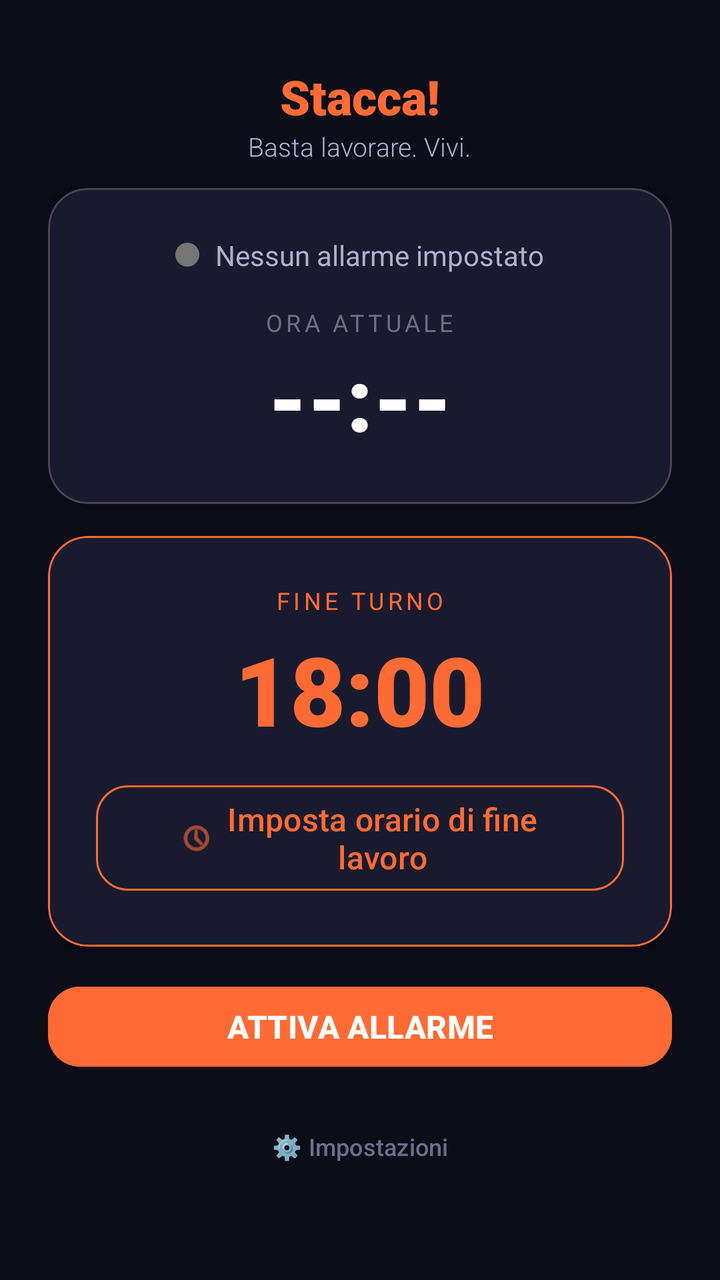
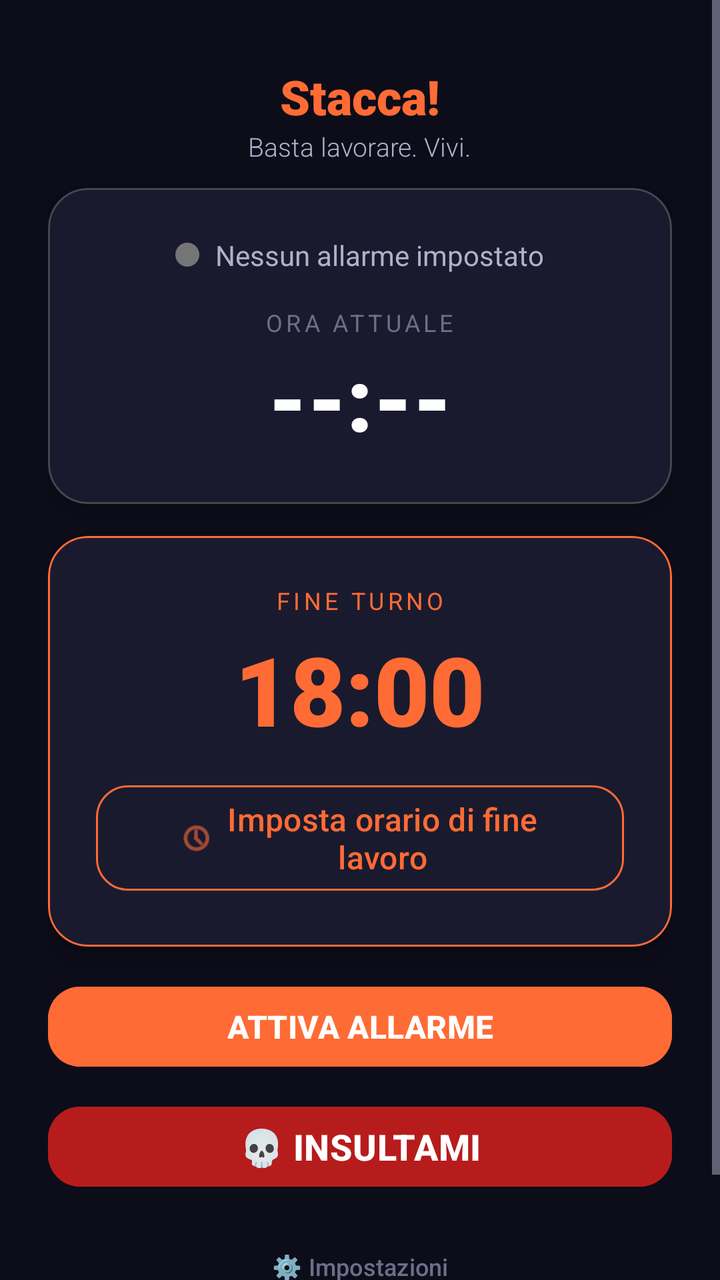

An Android layout rendered at two revisions. The XML below is the earlier revision; the diff shows what the commit changed to produce the second picture.
<!-- AndroidManifest.xml: activity theme Theme.Stacca -->
<!-- res/layout/activity_main.xml -->
<?xml version="1.0" encoding="utf-8"?>
<ScrollView xmlns:android="http://schemas.android.com/apk/res/android"
    xmlns:app="http://schemas.android.com/apk/res-auto"
    android:layout_width="match_parent"
    android:layout_height="match_parent"
    android:background="@color/background_dark"
    android:fillViewport="true">

    <LinearLayout
        android:layout_width="match_parent"
        android:layout_height="wrap_content"
        android:orientation="vertical"
        android:padding="24dp"
        android:gravity="center_horizontal">

        
        <TextView
            android:id="@+id/tvAppTitle"
            android:layout_width="wrap_content"
            android:layout_height="wrap_content"
            android:text="@string/app_name"
            android:textSize="24sp"
            android:textStyle="bold"
            android:textColor="@color/primary"
            android:fontFamily="sans-serif-black"
            android:layout_marginTop="8dp" />

        <TextView
            android:id="@+id/tvTagline"
            android:layout_width="wrap_content"
            android:layout_height="wrap_content"
            android:text="@string/app_tagline"
            android:textSize="13sp"
            android:textColor="@color/text_secondary"
            android:fontFamily="sans-serif-light"
            android:layout_marginBottom="12dp" />

        
        <com.google.android.material.card.MaterialCardView
            android:id="@+id/cardStatus"
            android:layout_width="match_parent"
            android:layout_height="wrap_content"
            app:cardBackgroundColor="@color/background_card"
            app:cardCornerRadius="20dp"
            app:cardElevation="8dp"
            android:layout_marginBottom="16dp">

            <LinearLayout
                android:layout_width="match_parent"
                android:layout_height="wrap_content"
                android:orientation="vertical"
                android:padding="24dp"
                android:gravity="center">

                
                <LinearLayout
                    android:layout_width="wrap_content"
                    android:layout_height="wrap_content"
                    android:orientation="horizontal"
                    android:gravity="center_vertical"
                    android:layout_marginBottom="16dp">

                    <View
                        android:id="@+id/statusDot"
                        android:layout_width="12dp"
                        android:layout_height="12dp"
                        android:background="@drawable/status_dot_inactive"
                        android:layout_marginEnd="8dp" />

                    <TextView
                        android:id="@+id/tvStatus"
                        android:layout_width="wrap_content"
                        android:layout_height="wrap_content"
                        android:text="@string/alarm_inactive"
                        android:textSize="14sp"
                        android:textColor="@color/text_secondary" />
                </LinearLayout>

                
                <TextView
                    android:id="@+id/tvCurrentTimeLabel"
                    android:layout_width="wrap_content"
                    android:layout_height="wrap_content"
                    android:text="@string/current_time"
                    android:textSize="12sp"
                    android:textColor="@color/text_hint"
                    android:textAllCaps="true"
                    android:letterSpacing="0.15" />

                <TextView
                    android:id="@+id/tvCurrentTime"
                    android:layout_width="wrap_content"
                    android:layout_height="wrap_content"
                    android:text="--:--"
                    android:textSize="44sp"
                    android:textStyle="bold"
                    android:textColor="@color/text_primary"
                    android:fontFamily="sans-serif-black" />

            </LinearLayout>
        </com.google.android.material.card.MaterialCardView>

        
        <com.google.android.material.card.MaterialCardView
            android:id="@+id/cardEndTime"
            android:layout_width="match_parent"
            android:layout_height="wrap_content"
            app:cardBackgroundColor="@color/background_card"
            app:cardCornerRadius="20dp"
            app:cardElevation="8dp"
            app:strokeColor="@color/primary"
            app:strokeWidth="1dp"
            android:layout_marginBottom="16dp">

            <LinearLayout
                android:layout_width="match_parent"
                android:layout_height="wrap_content"
                android:orientation="vertical"
                android:padding="24dp"
                android:gravity="center">

                <TextView
                    android:layout_width="wrap_content"
                    android:layout_height="wrap_content"
                    android:text="@string/end_time_label"
                    android:textSize="12sp"
                    android:textColor="@color/primary"
                    android:textAllCaps="true"
                    android:letterSpacing="0.15"
                    android:layout_marginBottom="4dp" />

                <TextView
                    android:id="@+id/tvEndTime"
                    android:layout_width="wrap_content"
                    android:layout_height="wrap_content"
                    android:text="18:00"
                    android:textSize="48sp"
                    android:textStyle="bold"
                    android:textColor="@color/primary"
                    android:fontFamily="sans-serif-black" />

                <com.google.android.material.button.MaterialButton
                    android:id="@+id/btnSetTime"
                    android:layout_width="wrap_content"
                    android:layout_height="wrap_content"
                    android:text="@string/set_end_time"
                    style="@style/Widget.Stacca.Button.Secondary"
                    android:layout_marginTop="12dp"
                    app:icon="@android:drawable/ic_menu_recent_history"
                    app:iconGravity="textStart" />

            </LinearLayout>
        </com.google.android.material.card.MaterialCardView>

        
        <com.google.android.material.card.MaterialCardView
            android:id="@+id/cardTempoNonVissuto"
            android:layout_width="match_parent"
            android:layout_height="wrap_content"
            app:cardBackgroundColor="@color/background_card"
            app:cardCornerRadius="20dp"
            app:cardElevation="8dp"
            app:strokeColor="@color/alert_apocalypse"
            app:strokeWidth="2dp"
            android:layout_marginBottom="16dp"
            android:visibility="gone">

            <LinearLayout
                android:layout_width="match_parent"
                android:layout_height="wrap_content"
                android:orientation="vertical"
                android:padding="24dp"
                android:gravity="center">

                <TextView
                    android:layout_width="wrap_content"
                    android:layout_height="wrap_content"
                    android:text="TEMPO NON VISSUTO"
                    android:textSize="14sp"
                    android:textColor="@color/alert_apocalypse"
                    android:textStyle="bold"
                    android:textAllCaps="true"
                    android:letterSpacing="0.15"
                    android:layout_marginBottom="8dp" />

                <TextView
                    android:id="@+id/tvTempoNonVissuto"
                    android:layout_width="wrap_content"
                    android:layout_height="wrap_content"
                    android:text="0 min"
                    android:textSize="56sp"
                    android:textStyle="bold"
                    android:textColor="@color/alert_apocalypse"
                    android:fontFamily="sans-serif-black" />

            </LinearLayout>
        </com.google.android.material.card.MaterialCardView>

        
        <com.google.android.material.card.MaterialCardView
            android:id="@+id/cardCountdown"
            android:layout_width="match_parent"
            android:layout_height="wrap_content"
            app:cardBackgroundColor="@color/background_card_elevated"
            app:cardCornerRadius="20dp"
            app:cardElevation="12dp"
            android:layout_marginBottom="24dp"
            android:visibility="gone">

            <LinearLayout
                android:layout_width="match_parent"
                android:layout_height="wrap_content"
                android:orientation="vertical"
                android:padding="24dp"
                android:gravity="center">

                <TextView
                    android:id="@+id/tvCountdownLabel"
                    android:layout_width="wrap_content"
                    android:layout_height="wrap_content"
                    android:text="@string/time_remaining"
                    android:textSize="14sp"
                    android:textColor="@color/text_secondary" />

                <TextView
                    android:id="@+id/tvCountdown"
                    android:layout_width="wrap_content"
                    android:layout_height="wrap_content"
                    android:text="00:00:00"
                    android:textSize="56sp"
                    android:textStyle="bold"
                    android:textColor="@color/tertiary"
                    android:fontFamily="sans-serif-condensed" />


                
                <com.google.android.material.button.MaterialButton
                    android:id="@+id/btnHoStaccato"
                    android:layout_width="match_parent"
                    android:layout_height="wrap_content"
                    android:text="@string/btn_ho_staccato"
                    android:textSize="18sp"
                    android:textStyle="bold"
                    style="@style/Widget.Stacca.Button.Primary"
                    android:backgroundTint="@color/tertiary"
                    android:layout_marginTop="16dp"
                    android:visibility="gone"
                    app:cornerRadius="16dp" />

                
                <com.google.android.material.button.MaterialButton
                    android:id="@+id/btnSnoozeApp"
                    android:layout_width="match_parent"
                    android:layout_height="wrap_content"
                    android:text="@string/btn_snooze"
                    style="@style/Widget.Stacca.Button.Secondary"
                    android:layout_marginTop="8dp"
                    android:visibility="gone" />

            </LinearLayout>
        </com.google.android.material.card.MaterialCardView>

        
        <com.google.android.material.card.MaterialCardView
            android:id="@+id/cardTrialBanner"
            android:layout_width="match_parent"
            android:layout_height="wrap_content"
            android:visibility="gone"
            app:cardBackgroundColor="@color/premium_gold"
            app:cardCornerRadius="16dp"
            app:cardElevation="4dp"
            android:layout_marginBottom="16dp">

            <TextView
                android:id="@+id/tvTrialBanner"
                android:layout_width="match_parent"
                android:layout_height="wrap_content"
                android:padding="14dp"
                android:gravity="center"
                android:textSize="14sp"
                android:textStyle="bold"
                android:textColor="@color/background_dark" />

        </com.google.android.material.card.MaterialCardView>

        
        <com.google.android.material.card.MaterialCardView
            android:id="@+id/cardPermissions"
            android:layout_width="match_parent"
            android:layout_height="wrap_content"
            android:visibility="gone"
            app:cardBackgroundColor="@color/background_card"
            app:cardCornerRadius="20dp"
            app:cardElevation="8dp"
            app:strokeColor="#FFAB00"
            app:strokeWidth="2dp"
            android:layout_marginBottom="16dp">

            <LinearLayout
                android:layout_width="match_parent"
                android:layout_height="wrap_content"
                android:orientation="vertical"
                android:padding="20dp">

                <TextView
                    android:layout_width="wrap_content"
                    android:layout_height="wrap_content"
                    android:text="@string/perm_card_title"
                    android:textSize="15sp"
                    android:textStyle="bold"
                    android:textColor="@color/text_primary"
                    android:layout_marginBottom="12dp" />

                
                <TextView
                    android:id="@+id/tvPermNotification"
                    android:layout_width="match_parent"
                    android:layout_height="wrap_content"
                    android:textSize="13sp"
                    android:textColor="@color/text_secondary"
                    android:paddingTop="8dp"
                    android:paddingBottom="8dp"
                    android:paddingStart="4dp"
                    android:paddingEnd="4dp"
                    android:focusable="true"
                    android:layout_marginBottom="2dp" />

                
                <TextView
                    android:id="@+id/tvPermExactAlarm"
                    android:layout_width="match_parent"
                    android:layout_height="wrap_content"
                    android:textSize="13sp"
                    android:textColor="@color/text_secondary"
                    android:paddingTop="8dp"
                    android:paddingBottom="8dp"
                    android:paddingStart="4dp"
                    android:paddingEnd="4dp"
                    android:focusable="true"
                    android:layout_marginBottom="2dp" />

                
                <TextView
                    android:id="@+id/tvPermBattery"
                    android:layout_width="match_parent"
                    android:layout_height="wrap_content"
                    android:textSize="13sp"
                    android:textColor="@color/text_secondary"
                    android:paddingTop="8dp"
                    android:paddingBottom="8dp"
                    android:paddingStart="4dp"
                    android:paddingEnd="4dp"
                    android:focusable="true" />

            </LinearLayout>
        </com.google.android.material.card.MaterialCardView>

        

        <com.google.android.material.button.MaterialButton
            android:id="@+id/btnAncoraUnaSveglia"
            android:layout_width="match_parent"
            android:layout_height="wrap_content"
            android:text="Ancora una sveglia"
            style="@style/Widget.Stacca.Button.Primary"
            android:backgroundTint="@color/tertiary"
            android:visibility="gone"
            android:layout_marginBottom="12dp" />

        <com.google.android.material.button.MaterialButton
            android:id="@+id/btnActivate"
            android:layout_width="match_parent"
            android:layout_height="wrap_content"
            android:text="@string/activate_alarm"
            style="@style/Widget.Stacca.Button.Primary"
            android:backgroundTint="@color/primary"
            android:layout_marginBottom="12dp" />

        <com.google.android.material.button.MaterialButton
            android:id="@+id/btnDeactivate"
            android:layout_width="match_parent"
            android:layout_height="wrap_content"
            android:text="@string/deactivate_alarm"
            style="@style/Widget.Stacca.Button.Secondary"
            android:visibility="gone"
            android:layout_marginBottom="12dp" />



        <com.google.android.material.button.MaterialButton
            android:id="@+id/btnSettings"
            android:layout_width="match_parent"
            android:layout_height="wrap_content"
            android:text="@string/settings"
            style="@style/Widget.Material3.Button.TextButton"
            android:textColor="@color/text_hint"
            android:textSize="12sp"
            android:layout_marginBottom="16dp" />

    </LinearLayout>
</ScrollView>
<!-- resources referenced by this layout -->
<resources>
  <color name="alert_apocalypse">#B71C1C</color>
  <color name="background_card">#1A1A2E</color>
  <color name="background_card_elevated">#252542</color>
  <color name="background_dark">#0D0D1A</color>
  <color name="premium_gold">#FFD700</color>
  <color name="primary">#FF6B35</color>
  <color name="tertiary">#00C9A7</color>
  <color name="text_hint">#6E6E8A</color>
  <color name="text_primary">#FFFFFF</color>
  <color name="text_secondary">#B0B0CC</color>
  <!-- drawable status_dot_inactive (drawable) -->
  <?xml version="1.0" encoding="utf-8"?>
  <shape xmlns:android="http://schemas.android.com/apk/res/android"
      android:shape="oval">
      <solid android:color="@color/status_inactive" />
      <size
          android:width="12dp"
          android:height="12dp" />
  </shape>
  <string name="activate_alarm">ATTIVA ALLARME</string>
  <string name="alarm_inactive">Nessun allarme impostato</string>
  <string name="app_name">Stacca!</string>
  <string name="app_tagline">Basta lavorare. Vivi.</string>
  <string name="btn_ho_staccato">✋ HO STACCATO!</string>
  <string name="btn_snooze">Ancora %d minuti, giuro 🙄</string>
  <string name="current_time">Ora attuale</string>
  <string name="deactivate_alarm">DISATTIVA</string>
  <string name="end_time_label">Fine turno</string>
  <string name="perm_card_title">🛡️ Protezione allarmi</string>
  <string name="set_end_time">Imposta orario di fine lavoro</string>
  <string name="settings">⚙️ Impostazioni</string>
  <string name="time_remaining">Tempo rimanente</string>
  <style name="Widget.Stacca.Button.Primary" parent="Widget.Material3.Button">
          <item name="android:textSize">16sp</item>
          <item name="android:textStyle">bold</item>
          <item name="android:textColor">@color/white</item>
          <item name="android:textAllCaps">false</item>
          <item name="cornerRadius">16dp</item>
      </style>
  <style name="Widget.Stacca.Button.Secondary" parent="Widget.Material3.Button.OutlinedButton">
          <item name="android:textSize">16sp</item>
          <item name="cornerRadius">16dp</item>
          <item name="strokeColor">@color/primary</item>
          <item name="android:textColor">@color/primary</item>
      </style>
  <style name="Theme.Stacca" parent="Theme.Material3.Dark.NoActionBar">
          <item name="colorPrimary">@color/primary</item>
          <item name="colorPrimaryDark">@color/primary_dark</item>
          <item name="colorOnPrimary">@color/on_primary</item>
          <item name="colorSecondary">@color/secondary</item>
          <item name="colorOnSecondary">@color/on_secondary</item>
          <item name="colorTertiary">@color/tertiary</item>
          <item name="colorOnTertiary">@color/on_tertiary</item>
          <item name="android:colorBackground">@color/background_dark</item>
          <item name="colorSurface">@color/surface</item>
          <item name="colorSurfaceVariant">@color/surface_variant</item>
          <item name="android:textColorPrimary">@color/text_primary</item>
          <item name="android:textColorSecondary">@color/text_secondary</item>
          <item name="android:textColorHint">@color/text_hint</item>
          <item name="android:statusBarColor">@color/background_dark</item>
          <item name="android:navigationBarColor">@color/background_dark</item>
          <item name="android:windowBackground">@color/background_dark</item>
      </style>
  <color name="status_inactive">#757575</color>
  <color name="white">#FFFFFF</color>
  <color name="primary_dark">#E55A2B</color>
  <color name="on_primary">#FFFFFF</color>
  <color name="secondary">#7B2FF7</color>
  <color name="on_secondary">#FFFFFF</color>
  <color name="on_tertiary">#FFFFFF</color>
  <color name="surface">#16213E</color>
  <color name="surface_variant">#1E2A4A</color>
</resources>

<!-- the commit's change to res/layout/activity_main.xml (unified diff, before → after) -->
@@ -385,6 +385,16 @@
             android:visibility="gone"
             android:layout_marginBottom="12dp" />
 
+        
+        <com.google.android.material.button.MaterialButton
+            android:id="@+id/btnInsultami"
+            android:layout_width="match_parent"
+            android:layout_height="wrap_content"
+            android:text="@string/btn_insultami"
+            style="@style/Widget.Stacca.Button.Primary"
+            android:backgroundTint="@color/alert_apocalypse"
+            android:textSize="18sp"
+            android:layout_marginBottom="12dp" />
 
 
         <com.google.android.material.button.MaterialButton
<!-- resource entries referenced after the edit -->
@@ -24,6 +24,7 @@
   <string name="app_name">Stacca!</string>
   <string name="app_tagline">Basta lavorare. Vivi.</string>
   <string name="btn_ho_staccato">✋ HO STACCATO!</string>
+  <string name="btn_insultami">💀 INSULTAMI</string>
   <string name="btn_snooze">Ancora %d minuti, giuro 🙄</string>
   <string name="current_time">Ora attuale</string>
   <string name="deactivate_alarm">DISATTIVA</string>
